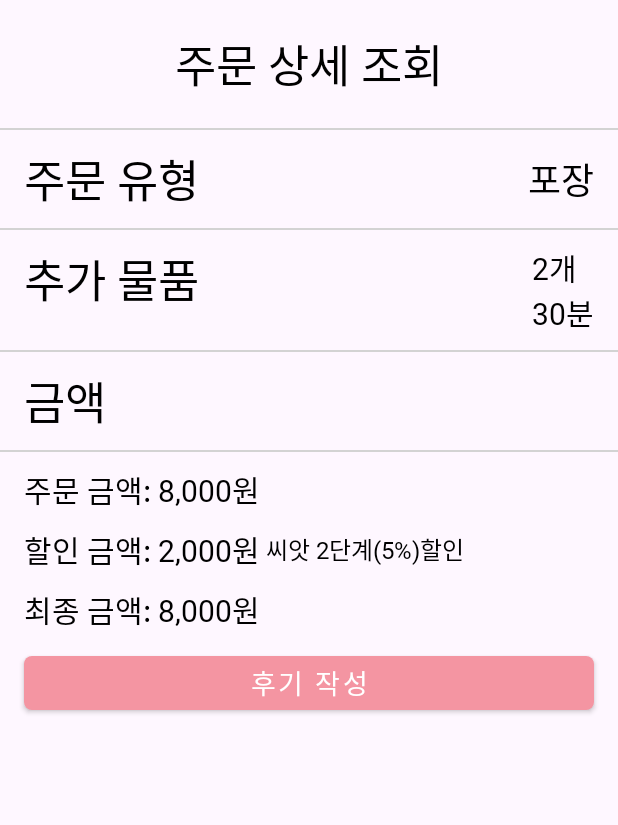
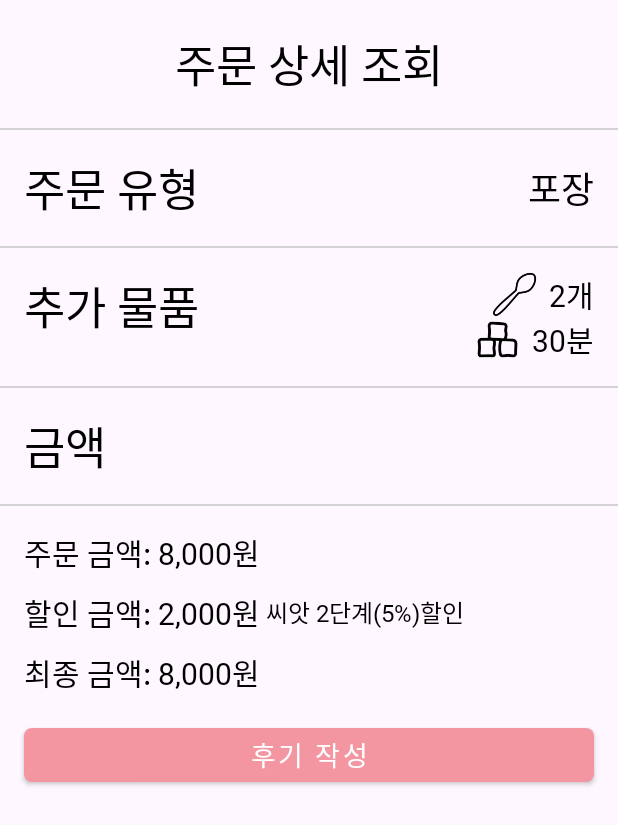
Before and after one commit to Dufrane-S/icepop, an Android app: the layout fragment_order_detail.xml on its own in the app's theme, with its tools: preview values and no code run, on a phone screen of 412 x 824 dp. Shown: the top 825 px of the screen. Run offline under Robolectric (Android 15) with nearby library versions, the phone set to English and light mode, and no system bars; network calls fail; Roboto replaces fonts that are not available here.

Commit message:
Fix : 각 ui 간격 조정 및 폰트 크기 조절

```diff
--- a/android/app/src/main/res/layout/fragment_ice_cream_detail.xml
+++ b/android/app/src/main/res/layout/fragment_ice_cream_detail.xml
@@ -210,7 +210,7 @@
             android:layout_width="match_parent"
             android:layout_height="wrap_content"
             android:layout_marginTop="5dp"
-            android:layout_marginBottom="40dp"
+            android:layout_marginBottom="20dp"
             android:text="장바구니 담기"
             style="@style/customMaterialButtonStyle" />
     </LinearLayout>
--- a/android/app/src/main/res/layout/fragment_order_detail.xml
+++ b/android/app/src/main/res/layout/fragment_order_detail.xml
@@ -41,8 +41,7 @@
         <androidx.constraintlayout.widget.ConstraintLayout
             android:layout_width="match_parent"
             android:layout_height="wrap_content"
-            android:layout_marginHorizontal="16dp"
-            android:layout_marginVertical="10dp">
+            android:layout_margin="16dp">
 
             <TextView
                 android:id="@+id/textView3"
@@ -84,8 +83,7 @@
         <androidx.constraintlayout.widget.ConstraintLayout
             android:layout_width="match_parent"
             android:layout_height="wrap_content"
-            android:layout_marginHorizontal="16dp"
-            android:layout_marginVertical="10dp">
+            android:layout_margin="16dp">
 
             <TextView
                 android:id="@+id/textView4"
@@ -109,14 +107,14 @@
                     android:id="@+id/spoon_area"
                     android:layout_width="match_parent"
                     android:layout_height="wrap_content"
-                    android:layout_gravity="end"
-                    android:gravity="center_vertical">
+                    android:gravity="end|center_vertical">
 
                     <ImageView
                         android:id="@+id/spoon_image"
+                        android:src="@drawable/spoon"
                         android:layout_width="30dp"
                         android:layout_height="30dp"
-                        android:layout_marginRight="8dp" />
+                        android:layout_marginEnd="8dp" />
 
                     <TextView
                         android:id="@+id/spoon_count"
@@ -127,6 +125,7 @@
                         tools:text="2개" />
                 </LinearLayout>
 
+
                 <LinearLayout
                     android:id="@+id/ice_area"
                     android:layout_width="match_parent"
@@ -136,6 +135,7 @@
 
                     <ImageView
                         android:id="@+id/ice_image"
+                        android:src="@drawable/ice"
                         android:layout_width="30dp"
                         android:layout_height="30dp"
                         android:layout_marginRight="8dp" />
@@ -162,8 +162,7 @@
         <TextView
             android:layout_width="wrap_content"
             android:layout_height="wrap_content"
-            android:layout_marginStart="16dp"
-            android:layout_marginVertical="10dp"
+            android:layout_margin="16dp"
             android:text="금액"
             android:textColor="@color/black"
             android:textSize="30sp" />
@@ -177,8 +176,7 @@
             android:layout_width="match_parent"
             android:layout_height="wrap_content"
             android:orientation="vertical"
-            android:layout_marginVertical="10dp"
-            android:layout_marginHorizontal="16dp">
+            android:layout_margin="16dp">
 
             <TextView
                 android:id="@+id/order_price_tv"
--- a/android/app/src/main/res/layout/item_notification.xml
+++ b/android/app/src/main/res/layout/item_notification.xml
@@ -9,7 +9,7 @@
         android:layout_width="wrap_content"
         android:layout_height="wrap_content"
         android:textColor="@color/black"
-        android:textSize="16dp"
+        android:textSize="20sp"
         android:layout_marginVertical="10dp"
         tools:text="주문하신 메뉴가 나왔습니다." />
 </LinearLayout>
```
Also changed, not shown: android/app/src/main/res/layout/item_order_review.xml (+10 -4 lines), android/app/src/main/res/drawable/ice.png (added), android/app/src/main/res/drawable/spoon.png (added).
